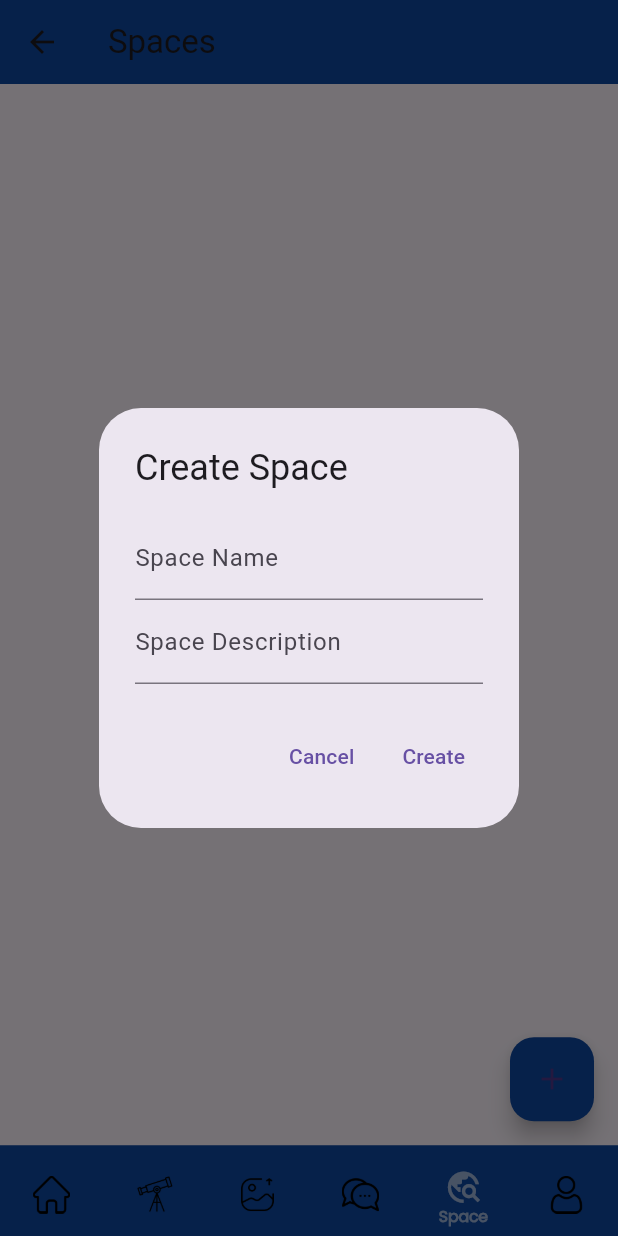
After one commit to zeon-kun/myits_chirp, a Flutter app: the HomeNavigationScreen screen opened by its route, item 5 of the bottom bar chosen, after a tap on the "add" icon, on a phone screen of 412 x 824 dp. The commit adds this screen. Run offline on Flutter 3.47's test engine with Material 3 defaults, Android fonts, the light colour scheme and no system bars; our stand-ins replace badges, cached_network_image, carousel_slider, cloud_firestore, device_info_plus, firebase_auth and 13 more; accounts and stored records are empty; generated files the repository leaves out were written again; key blocks and very long unbroken strings in the code were emptied for the run.

Commit message:
feat: decorate bottom navigation + space view and service

```diff
--- /dev/null
+++ b/lib/services/space_services.dart
@@ -0,0 +1,29 @@
+import 'package:cloud_firestore/cloud_firestore.dart';
+
+class SpaceService {
+  final CollectionReference spaces = FirebaseFirestore.instance.collection('spaces');
+
+  Future<void> addSpace(String spaceName, String spaceDescription) {
+    return spaces.add({
+      'space': spaceName,
+      'space_desc': spaceDescription,
+      'timestamp': Timestamp.now(),
+    });
+  }
+
+  Stream<QuerySnapshot> getSpaceStream() {
+    return spaces.orderBy('timestamp', descending: true).snapshots();
+  }
+
+  Future<void> updateSpace(String spaceId, String newSpaceName, String newSpaceDescription) {
+    return spaces.doc(spaceId).update({
+      'space': newSpaceName,
+      'space_desc': newSpaceDescription,
+      'timestamp': Timestamp.now(),
+    });
+  }
+
+  Future<void> deleteSpace(String spaceId) {
+    return spaces.doc(spaceId).delete();
+  }
+}
--- a/lib/utils/constants/custom_colors.dart
+++ b/lib/utils/constants/custom_colors.dart
@@ -1,7 +1,7 @@
 import 'package:flutter/material.dart';
 
 class CustomColor {
-  static Color primaryColor = Color(0xfbA40606).withOpacity(0.7);
+  static Color primaryColor = Color(0x99FFFFFF);
   static Color primaryGradient1 = Color(0xfbFF4433);
   static Color primaryGradient2 = Color(0xfbE30B5C);
   static Color authTextBoxColor = Color(0xfbFAFAFBFF);
--- a/lib/utils/constants/custom_icons.dart
+++ b/lib/utils/constants/custom_icons.dart
@@ -25,4 +25,6 @@ class CustomIcon {
   static String commentIcon = "assets/icons/comment_ico.png";
   static String shareIcon = "assets/icons/share_ico.png";
   static String notificationIcon = "assets/icons/notification_ico.png";
+  static String spaceIcon = "assets/icons/space_ico.png";
+  static String spaceIconBlack = "assets/icons/space_black_ico.png";
 }
--- a/lib/view/screens/HomeNavigation/home_navigation_screen.dart
+++ b/lib/view/screens/HomeNavigation/home_navigation_screen.dart
@@ -17,6 +17,7 @@ import 'package:wave/view/screens/CreatePostScreen/create_post_screen.dart';
 import 'package:wave/view/screens/FeedScreen/feed_screen.dart';
 import 'package:wave/view/screens/ProfileScreen/profile_screen.dart';
 import 'package:wave/view/screens/SearchScreen/search_screen.dart';
+import 'package:wave/view/screens/SpaceScreen/space_screen.dart';
 
 class HomeNavigationScreen extends StatefulWidget {
   HomeNavigationScreen({super.key});
@@ -31,6 +32,7 @@ class _HomeNavigationScreenState extends State<HomeNavigationScreen> {
     const SearchScreen(),
     CreatePostScreen(),
     ChatListScreen(),
+    SpaceScreen(),
     ProfileScreen()
   ];
 
@@ -173,7 +175,7 @@ class _HomeNavigationScreenState extends State<HomeNavigationScreen> {
             elevation: 0,
             currentIndex: homeNavController.currentScreenIndex,
             type: BottomNavigationBarType.fixed,
-              backgroundColor: Colors.white,
+            backgroundColor: Colors.blue[900],
             showUnselectedLabels: false,
             selectedItemColor: CustomColor.primaryColor,
             showSelectedLabels: true,
@@ -181,15 +183,15 @@ class _HomeNavigationScreenState extends State<HomeNavigationScreen> {
               fontWeight: FontWeight.bold,
               fontFamily: CustomFont.poppins,
               letterSpacing: -0.1,
-                  fontSize: 10.5),
-              // iconSize: 25,
+              fontSize: 10.5,
+            ),
             items: [
               BottomNavigationBarItem(
                 icon: Padding(
                   padding: const EdgeInsets.only(top: 10.0),
                   child: Image.asset(
                     (homeNavController.currentScreenIndex == 0)
-                          ? CustomIcon.exploreFullIcon
+                        ? CustomIcon.exploreIcon
                         : CustomIcon.exploreIcon,
                     key: const Key(Keys.keyForExploreIcon),
                     color: (homeNavController.currentScreenIndex == 0)
@@ -205,7 +207,7 @@ class _HomeNavigationScreenState extends State<HomeNavigationScreen> {
                   padding: const EdgeInsets.only(top: 10.0),
                   child: Image.asset(
                     (homeNavController.currentScreenIndex == 1)
-                            ? CustomIcon.searchFullIcon
+                        ? CustomIcon.searchIcon
                         : CustomIcon.searchIcon,
                     key: const Key(Keys.keyForSearchIcon),
                     color: (homeNavController.currentScreenIndex == 1)
@@ -214,7 +216,8 @@ class _HomeNavigationScreenState extends State<HomeNavigationScreen> {
                     height: bottomNavBarItemHeight,
                   ),
                 ),
-                    label: "Search"),
+                label: "Search",
+              ),
               BottomNavigationBarItem(
                 icon: Padding(
                   padding: const EdgeInsets.only(top: 10.0),
@@ -227,13 +230,14 @@ class _HomeNavigationScreenState extends State<HomeNavigationScreen> {
                     height: bottomNavBarItemHeight,
                   ),
                 ),
-                    label: "New"),
+                label: "New",
+              ),
               BottomNavigationBarItem(
                 icon: Padding(
                   padding: const EdgeInsets.only(top: 10.0),
                   child: Image.asset(
                     (homeNavController.currentScreenIndex == 3)
-                            ? CustomIcon.chatFullIcon
+                        ? CustomIcon.chatIcon
                         : CustomIcon.chatIcon,
                     key: const Key(Keys.keyForChatIcon),
                     color: (homeNavController.currentScreenIndex == 3)
@@ -242,23 +246,41 @@ class _HomeNavigationScreenState extends State<HomeNavigationScreen> {
                     height: bottomNavBarItemHeight,
                   ),
                 ),
-                    label: "Chat"),
+                label: "Chat",
+              ),
+              BottomNavigationBarItem(
+                icon: Padding(
+                  padding: const EdgeInsets.only(top: 10.0),
+                  child: Icon(
+                    Icons.travel_explore,
+                    key: const Key(Keys.keyForSearchIcon),
+                    color: (homeNavController.currentScreenIndex == 4)
+                        ? CustomColor.primaryColor
+                        : null,
+                    size: bottomNavBarItemHeight,
+                  ),
+                ),
+                label: "Space",
+              ),
               BottomNavigationBarItem(
                 icon: Padding(
                   padding: const EdgeInsets.only(top: 10.0),
                   child: Image.asset(
-                        (homeNavController.currentScreenIndex == 4)
-                            ? CustomIcon.profileFullIcon
+                    (homeNavController.currentScreenIndex == 5)
+                        ? CustomIcon.profileIcon
                         : CustomIcon.profileIcon,
                     key: const Key(Keys.keyForProfileIcon),
-                        color: (homeNavController.currentScreenIndex == 4)
+                    color: (homeNavController.currentScreenIndex == 5)
                         ? CustomColor.primaryColor
                         : null,
                     height: bottomNavBarItemHeight,
                   ),
                 ),
-                    label: "Profile")
-              ]);
+                label: "Profile",
+              ),
+            ],
+          );
+
         },
       ),
       body: Consumer<HomeNavController>(
--- /dev/null
+++ b/lib/view/screens/SpaceScreen/space_screen.dart
@@ -0,0 +1,118 @@
+import 'package:flutter/material.dart';
+import 'package:cloud_firestore/cloud_firestore.dart';
+import 'package:wave/services/space_services.dart';
+
+class SpaceScreen extends StatefulWidget {
+  @override
+  State<SpaceScreen> createState() => _SpaceScreenState();
+}
+
+class _SpaceScreenState extends State<SpaceScreen> {
+  final SpaceService _spaceService = SpaceService();
+  final TextEditingController _nameController = TextEditingController();
+  final TextEditingController _descController = TextEditingController();
+
+  void _showDialog({String? spaceId, String? spaceName, String? spaceDesc}) {
+    if (spaceId != null) {
+      _nameController.text = spaceName!;
+      _descController.text = spaceDesc!;
+    } else {
+      _nameController.clear();
+      _descController.clear();
+    }
+
+    showDialog(
+      context: context,
+      builder: (context) {
+        return AlertDialog(
+          title: Text(spaceId == null ? 'Create Space' : 'Edit Space'),
+          content: Column(
+            mainAxisSize: MainAxisSize.min,
+            children: [
+              TextField(
+                controller: _nameController,
+                decoration: const InputDecoration(labelText: 'Space Name'),
+              ),
+              TextField(
+                controller: _descController,
+                decoration: const InputDecoration(labelText: 'Space Description'),
+              ),
+            ],
+          ),
+          actions: [
+            TextButton(
+              onPressed: () => Navigator.pop(context),
+              child: const Text('Cancel'),
+            ),
+            TextButton(
+              onPressed: () {
+                if (spaceId == null) {
+                  _spaceService.addSpace(_nameController.text, _descController.text);
+                } else {
+                  _spaceService.updateSpace(spaceId, _nameController.text, _descController.text);
+                }
+                Navigator.pop(context);
+              },
+              child: Text(spaceId == null ? 'Create' : 'Update'),
+            ),
+          ],
+        );
+      },
+    );
+  }
+
+  @override
+  Widget build(BuildContext context) {
+    return Scaffold(
+      appBar: AppBar(
+        title: const Text('Spaces'),
+        backgroundColor: Colors.blue[900],
+      ),
+      body: StreamBuilder<QuerySnapshot>(
+        stream: _spaceService.getSpaceStream(),
+        builder: (context, snapshot) {
+          if (snapshot.connectionState == ConnectionState.waiting) {
+            return const Center(child: CircularProgressIndicator());
+          }
+
+          if (!snapshot.hasData) {
+            return const Center(child: Text('No Spaces Available'));
+          }
+
+          return ListView.builder(
+            itemCount: snapshot.data!.docs.length,
+            itemBuilder: (context, index) {
+              var space = snapshot.data!.docs[index];
+              return ListTile(
+                title: Text(space['space']),
+                subtitle: Text(space['space_desc']),
+                trailing: Row(
+                  mainAxisSize: MainAxisSize.min,
+                  children: [
+                    IconButton(
+                      icon: const Icon(Icons.edit),
+                      onPressed: () => _showDialog(
+                        spaceId: space.id,
+                        spaceName: space['space'],
+                        spaceDesc: space['space_desc'],
+                      ),
+                    ),
+                    IconButton(
+                      icon: const Icon(Icons.delete),
+                      onPressed: () => _spaceService.deleteSpace(space.id),
+                    ),
+                  ],
+                ),
+              );
+            },
+          );
+        },
+      ),
+      floatingActionButton: FloatingActionButton(
+        onPressed: () => _showDialog(),
+        backgroundColor: Colors.blue[900],
+        child: const Icon(Icons.add),
+      ),
+    );
+  }
+}
```
Also changed, not shown: assets/icons/space_black_ico.png (added), assets/icons/space_ico.png (added), lib/view/screens/SpaceScreen/space_screen_detail.dart (added), 13 other files. Lines whose indentation alone changed are shown as unchanged.
